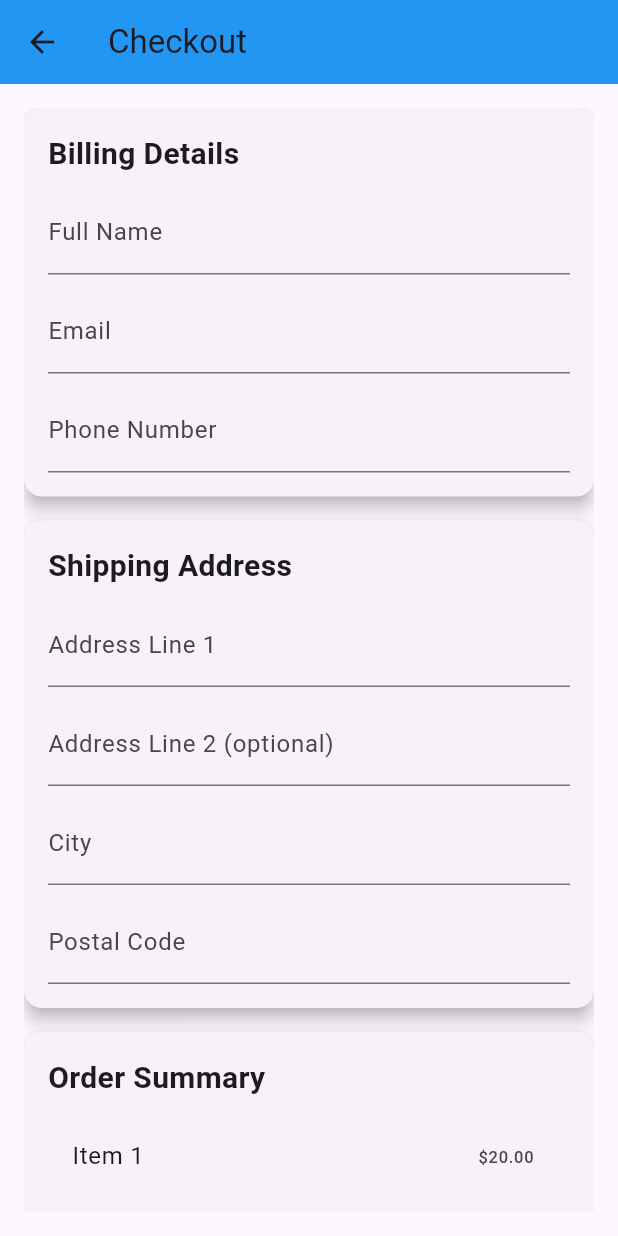
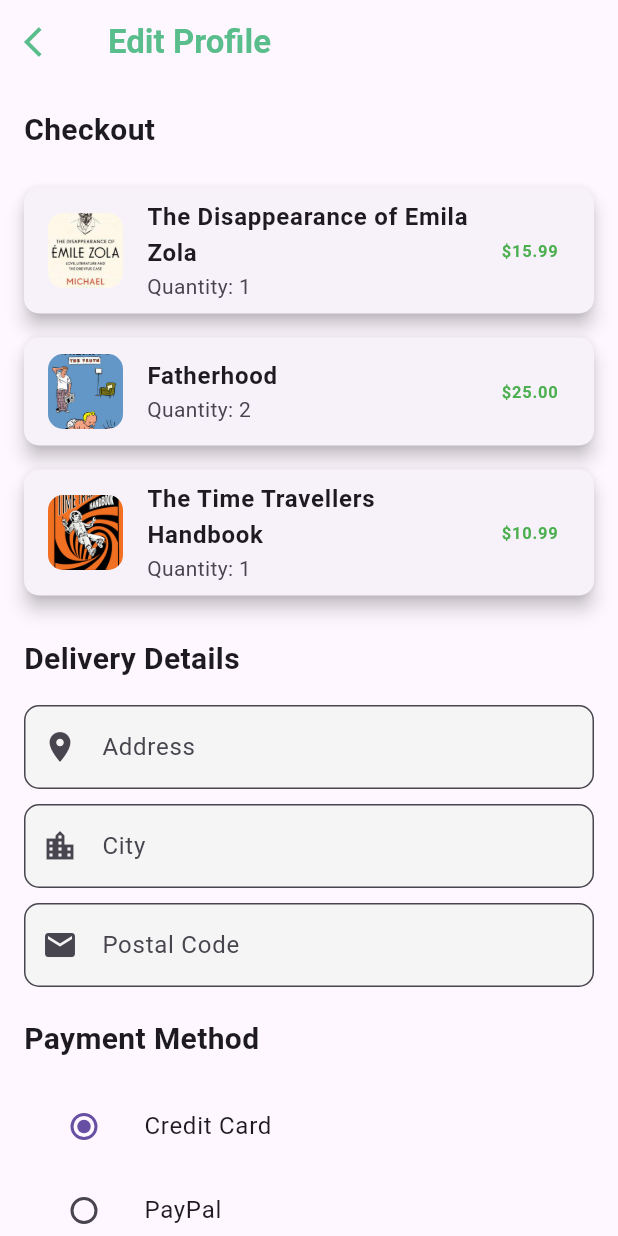
Before and after one commit to Syed-Sabeer/Book-Store-Flutter-App, a Flutter app: the CheckoutPage screen opened directly, on a phone screen of 412 x 824 dp. Run offline on Flutter 3.47's test engine with Material 3 defaults, Android fonts, the phone set to English and light mode, and no system bars; our stand-ins replace carousel_slider, flutter_rating_bar, image_picker; Roboto replaces fonts that are missing (SF Pro Text).

Commit message:
pages updated (checkout)

```diff
--- /dev/null
+++ b/lib/view/account/order_detail_view.dart
@@ -0,0 +1,58 @@
+import 'package:flutter/material.dart';
+
+class OrderDetailPage extends StatelessWidget {
+  final Map<String, dynamic> order;
+
+  const OrderDetailPage({Key? key, required this.order}) : super(key: key);
+
+  @override
+  Widget build(BuildContext context) {
+    return Scaffold(
+      appBar: AppBar(
+        title: Text("Order #${order['orderNumber']}"),
+        backgroundColor: Colors.blue,
+      ),
+      body: Padding(
+        padding: const EdgeInsets.all(16.0),
+        child: Column(
+          crossAxisAlignment: CrossAxisAlignment.start,
+          children: [
+            Text(
+              "Order Details",
+              style: TextStyle(fontSize: 22, fontWeight: FontWeight.bold),
+            ),
+            SizedBox(height: 10),
+            Text("Order Number: ${order['orderNumber']}"),
+            Text("Date: ${order['date']}"),
+            Text("Total: ${order['total']}"),
+            Text("Status: ${order['status']}"),
+            SizedBox(height: 20),
+            Text(
+              "Books in Order",
+              style: TextStyle(fontSize: 18, fontWeight: FontWeight.bold),
+            ),
+            SizedBox(height: 10),
+            // List of books (you'll need to add book details to the order data)
+            // For example, assuming `order['books']` contains a list of books
+            // for (var book in order['books']) ...[
+            //   ListTile(
+            //     leading: Image.asset(book['image']),
+            //     title: Text(book['title']),
+            //     subtitle: Text("Price: ${book['price']} - Quantity: ${book['quantity']}"),
+            //   )
+            // ],
+            SizedBox(height: 20),
+            Text(
+              "Delivery Status",
+              style: TextStyle(fontSize: 18, fontWeight: FontWeight.bold),
+            ),
+            SizedBox(height: 10),
+            // Display delivery status (assuming order data includes delivery status)
+            // Text("Tracking Number: ${order['trackingNumber']}"),
+            // Text("Expected Delivery: ${order['expectedDelivery']}"),
+          ],
+        ),
+      ),
+    );
+  }
+}
--- a/lib/view/cart/cart_view.dart
+++ b/lib/view/cart/cart_view.dart
@@ -1,4 +1,5 @@
 import 'package:book_grocer/common/color_extenstion.dart';
+import 'package:book_grocer/view/checkout/checkout_view.dart';
 import 'package:flutter/material.dart';
 
 class CartPage extends StatefulWidget {
@@ -121,14 +122,27 @@ class _CartPageState extends State<CartPage> {
                 Text(
                   "Total: \$${getTotalPrice().toStringAsFixed(2)}",
                   style: const TextStyle(
-                      fontSize: 18, fontWeight: FontWeight.bold),
+                    fontSize: 18,
+                    fontWeight: FontWeight.bold,
+                  ),
                 ),
                 ElevatedButton(
                   style: ElevatedButton.styleFrom(
-                    backgroundColor: TColor.primary,
+                    backgroundColor: TColor.primary, // Your primary color defined in TColor
+                    padding: EdgeInsets.symmetric(vertical: 12, horizontal: 20), // Added padding for better appearance
+                    textStyle: TextStyle(fontSize: 16, fontWeight: FontWeight.bold), // Text styling for the button
+                    shape: RoundedRectangleBorder(
+                      borderRadius: BorderRadius.circular(8), // Rounded corners for the button
+                    ),
                   ),
                   onPressed: () {
-                    // Submit review logic here
+                    // Navigate to the CheckoutPage when the button is pressed
+                    Navigator.push(
+                      context,
+                      MaterialPageRoute(
+                        builder: (context) => CheckoutPage(), // CheckoutPage navigation
+                      ),
+                    );
                   },
                   child: const Text(
                     "Checkout",
@@ -137,7 +151,8 @@ class _CartPageState extends State<CartPage> {
                 ),
               ],
             ),
-          ),
+          )
+
         ],
       ),
     );
--- a/lib/view/checkout/checkout_view.dart
+++ b/lib/view/checkout/checkout_view.dart
@@ -1,262 +1,268 @@
 import 'package:flutter/material.dart';
+import '../../common/color_extenstion.dart';
 
 class CheckoutPage extends StatefulWidget {
-  const CheckoutPage({super.key});
-
   @override
-  State<CheckoutPage> createState() => _CheckoutPageState();
+  _CheckoutPageState createState() => _CheckoutPageState();
 }
 
 class _CheckoutPageState extends State<CheckoutPage> {
   final _formKey = GlobalKey<FormState>();
-  String _paymentMethod = 'Credit Card';
+  final TextEditingController _addressController = TextEditingController();
+  final TextEditingController _cityController = TextEditingController();
+  final TextEditingController _postalCodeController = TextEditingController();
+  final TextEditingController _cardNumberController = TextEditingController();
+  final TextEditingController _cardHolderController = TextEditingController();
+  final TextEditingController _cardCVCController = TextEditingController();
+  final TextEditingController _paypalEmailController = TextEditingController();
+
+  final List<Map<String, dynamic>> cartItems = [
+    {
+      "name": "The Disappearance of Emila Zola",
+      "image": "assets/img/1.jpg",
+      "price": 15.99,
+      "quantity": 1
+    },
+    {
+      "name": "Fatherhood",
+      "image": "assets/img/2.jpg",
+      "price": 12.50,
+      "quantity": 2
+    },
+    {
+      "name": "The Time Travellers Handbook",
+      "image": "assets/img/3.jpg",
+      "price": 10.99,
+      "quantity": 1
+    }
+  ];
+
+  final double shippingCost = 50.0;
+  String selectedPaymentMethod = 'Credit Card';
+
+  double calculateTotalPrice() {
+    double total = 0;
+    for (var item in cartItems) {
+      total += item['price'] * item['quantity'];
+    }
+    return total;
+  }
 
   @override
   Widget build(BuildContext context) {
+    double productTotal = calculateTotalPrice();
+    double finalTotal = productTotal + shippingCost;
+
     return Scaffold(
       appBar: AppBar(
-        title: const Text('Checkout'),
-        backgroundColor: Colors.blue,
+        leading: IconButton(
+          onPressed: () {
+            Navigator.pop(context); // Navigate back to the previous page
+          },
+          icon: Icon(
+            Icons.arrow_back_ios,
+            color: TColor.primary,
           ),
-      body: Padding(
-        padding: const EdgeInsets.all(16.0),
-        child: ListView(
-          children: [
-            // Billing Details
-            Card(
-              margin: const EdgeInsets.only(bottom: 16.0),
-              elevation: 5,
-              child: Padding(
-                padding: const EdgeInsets.all(16.0),
+        ),
+        title: Text(
+          "Edit Profile",
+          style: TextStyle(
+            color: TColor.primary,
+            fontWeight: FontWeight.w600,
+            fontSize: 22,
+          ),
+        ),
+        backgroundColor: Colors.transparent,
+        elevation: 0,
+      ),
+      body: SingleChildScrollView(
+        padding: EdgeInsets.all(16.0),
         child: Column(
           crossAxisAlignment: CrossAxisAlignment.start,
           children: [
-                    const Text(
-                      'Billing Details',
-                      style: TextStyle(
-                        fontSize: 20.0,
-                        fontWeight: FontWeight.bold,
+            // Cart Items Section
+            Text(
+              'Checkout',
+              style: TextStyle(fontSize: 20, fontWeight: FontWeight.w700),
             ),
+            SizedBox(height: 16),
+            ListView.builder(
+              shrinkWrap: true,
+              itemCount: cartItems.length,
+              physics: NeverScrollableScrollPhysics(),
+              itemBuilder: (context, index) {
+                final item = cartItems[index];
+                return Card(
+                  margin: EdgeInsets.symmetric(vertical: 8),
+                  shape: RoundedRectangleBorder(
+                    borderRadius: BorderRadius.circular(10),
                   ),
-                    const SizedBox(height: 10),
+                  elevation: 5,
+                  child: ListTile(
+                    leading: ClipRRect(
+                      borderRadius: BorderRadius.circular(10),
+                      child: Image.asset(item['image'], width: 50, height: 50, fit: BoxFit.cover),
+                    ),
+                    title: Text(item['name'], style: TextStyle(fontWeight: FontWeight.bold)),
+                    subtitle: Text('Quantity: ${item['quantity']}'),
+                    trailing: Text('\$${(item['price'] * item['quantity']).toStringAsFixed(2)}',
+                        style: TextStyle(color: Colors.green, fontWeight: FontWeight.bold)),
+                  ),
+                );
+              },
+            ),
+            SizedBox(height: 20),
+
+            // Delivery Detail Section
+            Text(
+              'Delivery Details',
+              style: TextStyle(fontSize: 20, fontWeight: FontWeight.w700),
+            ),
+            SizedBox(height: 16),
             Form(
               key: _formKey,
               child: Column(
                 children: [
-                          TextFormField(
-                            decoration: const InputDecoration(
-                              labelText: 'Full Name',
+                  _buildTextFormField(
+                    controller: _addressController,
+                    labelText: 'Address',
+                    icon: Icons.location_on,
                   ),
-                            validator: (value) {
-                              if (value == null || value.isEmpty) {
-                                return 'Please enter your full name';
-                              }
-                              return null;
-                            },
+                  SizedBox(height: 10),
+                  _buildTextFormField(
+                    controller: _cityController,
+                    labelText: 'City',
+                    icon: Icons.location_city,
                   ),
-                          const SizedBox(height: 10),
-                          TextFormField(
-                            decoration: const InputDecoration(
-                              labelText: 'Email',
-                            ),
-                            validator: (value) {
-                              if (value == null || value.isEmpty) {
-                                return 'Please enter your email';
-                              }
-                              if (!RegExp(r'^[^@]+@[^@]+\.[^@]+').hasMatch(value)) {
-                                return 'Please enter a valid email address';
-                              }
-                              return null;
-                            },
-                          ),
-                          const SizedBox(height: 10),
-                          TextFormField(
-                            decoration: const InputDecoration(
-                              labelText: 'Phone Number',
-                            ),
-                            validator: (value) {
-                              if (value == null || value.isEmpty) {
-                                return 'Please enter your phone number';
-                              }
-                              return null;
-                            },
+                  SizedBox(height: 10),
+                  _buildTextFormField(
+                    controller: _postalCodeController,
+                    labelText: 'Postal Code',
+                    icon: Icons.local_post_office,
                   ),
                 ],
               ),
             ),
+            SizedBox(height: 20),
+
+            // Payment Section
+            Text(
+              'Payment Method',
+              style: TextStyle(fontSize: 20, fontWeight: FontWeight.w700),
+            ),
+            SizedBox(height: 16),
+            Column(
+              children: [
+                ListTile(
+                  leading: Radio<String>(
+                    value: 'Credit Card',
+                    groupValue: selectedPaymentMethod,
+                    onChanged: (String? value) {
+                      setState(() {
+                        selectedPaymentMethod = value!;
+                      });
+                    },
+                  ),
+                  title: Text('Credit Card'),
+                ),
+                ListTile(
+                  leading: Radio<String>(
+                    value: 'PayPal',
+                    groupValue: selectedPaymentMethod,
+                    onChanged: (String? value) {
+                      setState(() {
+                        selectedPaymentMethod = value!;
+                      });
+                    },
+                  ),
+                  title: Text('PayPal'),
+                ),
+                ListTile(
+                  leading: Radio<String>(
+                    value: 'Cash on Delivery',
+                    groupValue: selectedPaymentMethod,
+                    onChanged: (String? value) {
+                      setState(() {
+                        selectedPaymentMethod = value!;
+                      });
+                    },
+                  ),
+                  title: Text('Cash on Delivery'),
+                ),
+              ],
+            ),
+            SizedBox(height: 20),
+
+            // Dynamic Payment Fields
+            if (selectedPaymentMethod == 'Credit Card') ...[
+              _buildTextFormField(
+                controller: _cardNumberController,
+                labelText: 'Card Number',
+                icon: Icons.credit_card,
+              ),
+              SizedBox(height: 10),
+              _buildTextFormField(
+                controller: _cardHolderController,
+                labelText: 'Card Holder Name',
+                icon: Icons.person,
+              ),
+              SizedBox(height: 10),
+              _buildTextFormField(
+                controller: _cardCVCController,
+                labelText: 'CVC',
+                icon: Icons.lock,
+              ),
+            ] else if (selectedPaymentMethod == 'PayPal') ...[
+              _buildTextFormField(
+                controller: _paypalEmailController,
+                labelText: 'PayPal Email',
+                icon: Icons.email,
+              ),
+            ],
+
+            SizedBox(height: 20),
+
+            // Order Summary Section
+            Container(
+              padding: EdgeInsets.all(16),
+              decoration: BoxDecoration(
+                color: Colors.grey[100],
+                borderRadius: BorderRadius.circular(10),
+              ),
+              child: Column(
+                children: [
+                  Text(
+                    'Order Summary',
+                    style: TextStyle(fontSize: 20, fontWeight: FontWeight.w700),
+                  ),
+                  SizedBox(height: 16),
+                  _buildSummaryRow('Total Product Price', '\$${productTotal.toStringAsFixed(2)}'),
+                  _buildSummaryRow('Shipping', '\$${shippingCost.toStringAsFixed(2)}'),
+                  Divider(thickness: 1, color: Colors.grey),
+                  _buildSummaryRow('Total Amount', '\$${finalTotal.toStringAsFixed(2)}', isBold: true),
                 ],
               ),
             ),
-            ),
+            SizedBox(height: 30),
 
-            // Shipping Address
-            Card(
-              margin: const EdgeInsets.only(bottom: 16.0),
-              elevation: 5,
-              child: Padding(
-                padding: const EdgeInsets.all(16.0),
-                child: Column(
-                  crossAxisAlignment: CrossAxisAlignment.start,
-                  children: [
-                    const Text(
-                      'Shipping Address',
-                      style: TextStyle(
-                        fontSize: 20.0,
-                        fontWeight: FontWeight.bold,
-                      ),
-                    ),
-                    const SizedBox(height: 10),
-                    TextFormField(
-                      decoration: const InputDecoration(
-                        labelText: 'Address Line 1',
-                      ),
-                      validator: (value) {
-                        if (value == null || value.isEmpty) {
-                          return 'Please enter your address';
-                        }
-                        return null;
-                      },
-                    ),
-                    const SizedBox(height: 10),
-                    TextFormField(
-                      decoration: const InputDecoration(
-                        labelText: 'Address Line 2 (optional)',
-                      ),
-                    ),
-                    const SizedBox(height: 10),
-                    TextFormField(
-                      decoration: const InputDecoration(
-                        labelText: 'City',
-                      ),
-                      validator: (value) {
-                        if (value == null || value.isEmpty) {
-                          return 'Please enter your city';
-                        }
-                        return null;
-                      },
-                    ),
-                    const SizedBox(height: 10),
-                    TextFormField(
-                      decoration: const InputDecoration(
-                        labelText: 'Postal Code',
-                      ),
-                      validator: (value) {
-                        if (value == null || value.isEmpty) {
-                          return 'Please enter your postal code';
-                        }
-                        return null;
-                      },
-                    ),
-                  ],
-                ),
-              ),
-            ),
-
-            // Order Summary
-            const Card(
-              margin: EdgeInsets.only(bottom: 16.0),
-              elevation: 5,
-              child: Padding(
-                padding: EdgeInsets.all(16.0),
-                child: Column(
-                  crossAxisAlignment: CrossAxisAlignment.start,
-                  children: [
-                    Text(
-                      'Order Summary',
-                      style: TextStyle(
-                        fontSize: 20.0,
-                        fontWeight: FontWeight.bold,
-                      ),
-                    ),
-                    SizedBox(height: 10),
-                    ListTile(
-                      title: Text('Item 1'),
-                      trailing: Text('\$20.00'),
-                    ),
-                    ListTile(
-                      title: Text('Item 2'),
-                      trailing: Text('\$15.00'),
-                    ),
-                    Divider(),
-                    ListTile(
-                      title: Text(
-                        'Total',
-                        style: TextStyle(
-                          fontSize: 20.0,
-                          fontWeight: FontWeight.bold,
-                        ),
-                      ),
-                      trailing: Text(
-                        '\$35.00',
-                        style: TextStyle(
-                          fontSize: 20.0,
-                          fontWeight: FontWeight.bold,
-                        ),
-                      ),
-                    ),
-                  ],
-                ),
-              ),
-            ),
-
-            // Payment Method
-            Card(
-              margin: const EdgeInsets.only(bottom: 16.0),
-              elevation: 5,
-              child: Padding(
-                padding: const EdgeInsets.all(16.0),
-                child: Column(
-                  crossAxisAlignment: CrossAxisAlignment.start,
-                  children: [
-                    const Text(
-                      'Payment Method',
-                      style: TextStyle(
-                        fontSize: 20.0,
-                        fontWeight: FontWeight.bold,
-                      ),
-                    ),
-                    const SizedBox(height: 10),
-                    DropdownButtonFormField<String>(
-                      value: _paymentMethod,
-                      decoration: const InputDecoration(
-                        labelText: 'Select Payment Method',
-                      ),
-                      items: <String>['Credit Card', 'PayPal', 'Bank Transfer']
-                          .map<DropdownMenuItem<String>>((String value) {
-                        return DropdownMenuItem<String>(
-                          value: value,
-                          child: Text(value),
-                        );
-                      }).toList(),
-                      onChanged: (String? newValue) {
-                        setState(() {
-                          _paymentMethod = newValue!;
-                        });
-                      },
-                    ),
-                  ],
-                ),
-              ),
-            ),
-
-            // Complete Purchase Button
-            Padding(
-              padding: const EdgeInsets.symmetric(vertical: 16.0),
+            // Proceed to Pay Button
+            Center(
               child: ElevatedButton(
                 onPressed: () {
                   if (_formKey.currentState!.validate()) {
-                    // Handle checkout logic here
                     ScaffoldMessenger.of(context).showSnackBar(
-                      const SnackBar(content: Text('Processing Order')),
+                      SnackBar(content: Text('Order Placed Successfully')),
                     );
-                    // Navigate to confirmation page or any other page
                   }
                 },
                 style: ElevatedButton.styleFrom(
-                  backgroundColor: Colors.blue,
-                  padding: const EdgeInsets.symmetric(vertical: 16.0),
+                  padding: EdgeInsets.symmetric(vertical: 15, horizontal: 80),
+                  shape: RoundedRectangleBorder(
+                    borderRadius: BorderRadius.circular(20),
                   ),
-                child: const Text('Complete Purchase'),
+                  backgroundColor: TColor.primary,
+                ),
+                child: Text('Proceed to Pay', style: TextStyle(fontSize: 18, fontWeight: FontWeight.bold, color: Colors.white)),
               ),
             ),
           ],
@@ -264,4 +270,42 @@ class _CheckoutPageState extends State<CheckoutPage> {
       ),
     );
   }
+
+  Widget _buildTextFormField({
+    required TextEditingController controller,
+    required String labelText,
+    required IconData icon,
+  }) {
+    return TextFormField(
+      controller: controller,
+      decoration: InputDecoration(
+        labelText: labelText,
+        prefixIcon: Icon(icon),
+        border: OutlineInputBorder(
+          borderRadius: BorderRadius.circular(10),
+        ),
+        filled: true,
+        fillColor: Colors.grey[100],
+      ),
+      validator: (value) {
+        if (value == null || value.isEmpty) {
+          return 'Please enter your $labelText';
         }
+        return null;
+      },
+    );
+  }
+
+  Widget _buildSummaryRow(String title, String value, {bool isBold = false}) {
+    return Padding(
+      padding: const EdgeInsets.symmetric(vertical: 8.0),
+      child: Row(
+        mainAxisAlignment: MainAxisAlignment.spaceBetween,
+        children: [
+          Text(title, style: TextStyle(fontSize: 16, fontWeight: isBold ? FontWeight.w700 : FontWeight.normal)),
+          Text(value, style: TextStyle(fontSize: 16, fontWeight: isBold ? FontWeight.w700 : FontWeight.normal)),
+        ],
+      ),
+    );
+  }
+}
```
Also changed, not shown: lib/view/account/account_view.dart (line endings or trailing spaces). Lines whose indentation alone changed are shown as unchanged.
